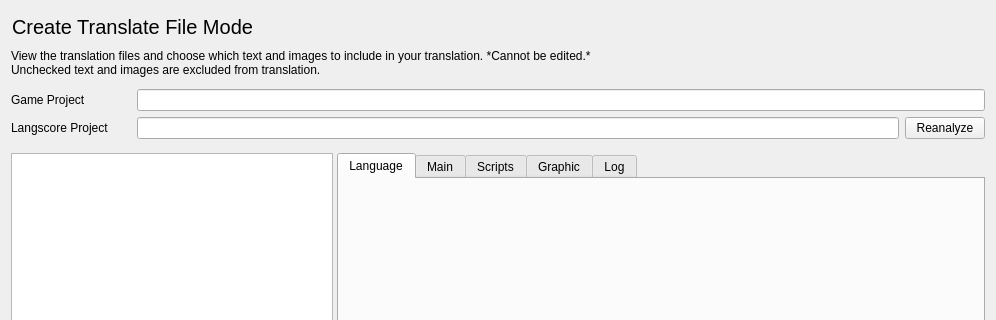
The window that src/ui/WriteModeComponent.ui (MUkoutyan/langscore-app) describes before a commit, drawn with Qt 5; both pictures show x 0 to 996 and y 0 to 320 of the 996 by 711 pixel window.
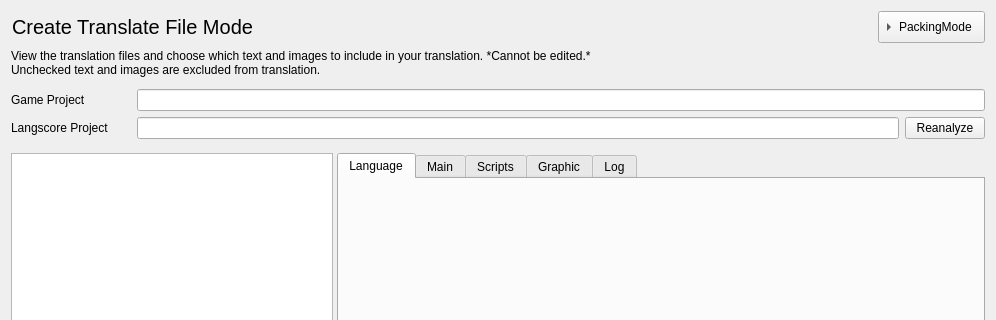
The same window after the commit. Icons and pictures are not drawn. Custom widgets are drawn as their Qt base class.

Diff of the .ui file:
```diff
--- a/src/ui/WriteModeComponent.ui
+++ b/src/ui/WriteModeComponent.ui
@@ -15,6 +15,11 @@
   </property>
   <layout class="QVBoxLayout" name="verticalLayout_5" stretch="0,0,0,0,0,0,1,0">
    <item>
+    <layout class="QHBoxLayout" name="horizontalLayout_2">
+     <property name="spacing">
+      <number>0</number>
+     </property>
+     <item>
     <widget class="QPushButton" name="modeTitle">
      <property name="font">
       <font>
@@ -34,6 +39,27 @@
       <bool>true</bool>
      </property>
     </widget>
+     </item>
+     <item>
+      <widget class="QToolButton" name="toPackingMode">
+       <property name="minimumSize">
+        <size>
+         <width>0</width>
+         <height>32</height>
+        </size>
+       </property>
+       <property name="text">
+        <string>PackingMode</string>
+       </property>
+       <property name="toolButtonStyle">
+        <enum>Qt::ToolButtonTextBesideIcon</enum>
+       </property>
+       <property name="arrowType">
+        <enum>Qt::RightArrow</enum>
+       </property>
+      </widget>
+     </item>
+    </layout>
    </item>
    <item>
     <widget class="QLabel" name="modeDesc">
```
Lines whose indentation alone changed are shown as unchanged.
